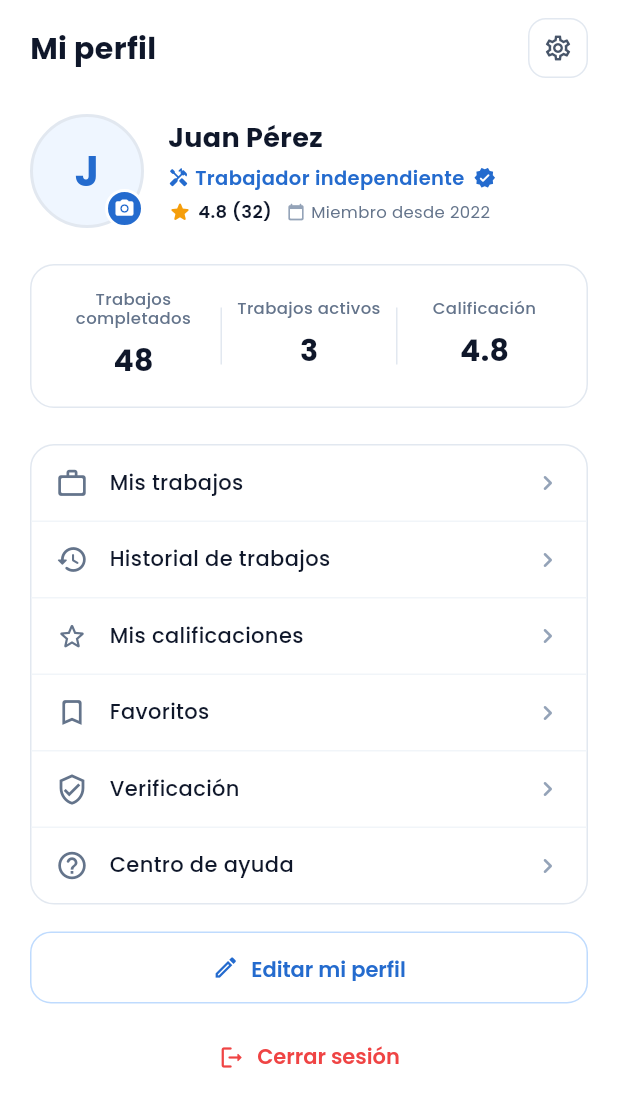
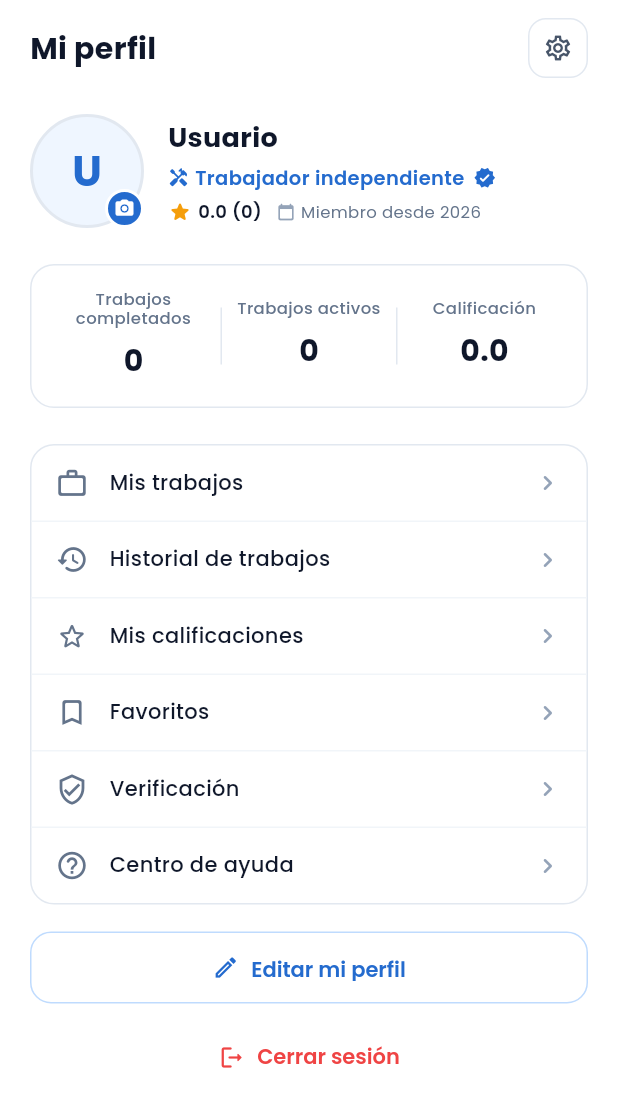
Before and after one commit to lafarmed2016-sketch/LaboraYa, a Flutter app: the ProfilePage screen opened directly, on a phone screen of 412 x 824 dp. Shown: the top 1107 px of the screen. Run offline on Flutter 3.47's test engine with Material 3 defaults, Android fonts, the phone set to English and light mode, and no system bars; our stand-ins replace dio, file_picker, firebase_auth, firebase_core, flutter_map, flutter_rating_bar and 14 more; accounts and stored records are empty; network calls fail.

Commit message:
fix(profile): make profile stats dynamic without hardcoded fallback values

```diff
--- a/lib/features/profile/presentation/pages/profile_page.dart
+++ b/lib/features/profile/presentation/pages/profile_page.dart
@@ -1,4 +1,3 @@
-import 'dart:io';
 import 'dart:convert';
 import 'package:dio/dio.dart';
 import 'package:flutter/material.dart';
@@ -198,11 +197,22 @@ class _ProfilePageState extends ConsumerState<ProfilePage> {
   }
 
   Widget _buildBody(BuildContext context, UserProfile? profile) {
-    final name = profile?.fullName ?? 'Juan Pérez';
+    final name = profile?.fullName ?? 'Usuario';
     final initial = name.isNotEmpty ? name[0].toUpperCase() : 'U';
     final occupation = (profile?.bio?.isNotEmpty == true)
         ? profile!.bio!
         : 'Trabajador independiente';
+
+    final myJobsAsync = ref.watch(myJobsProvider);
+    final activeJobsCount = myJobsAsync.value?.where((j) => j.status.toUpperCase() == 'OPEN' || j.status.toUpperCase() == 'PUBLISHED' || j.status.toUpperCase() == 'ACTIVO').length ?? 0;
+    final ratingStr = (profile?.reviews ?? 0) > 0
+        ? '${profile!.rating.toStringAsFixed(1)} (${profile.reviews})'
+        : '0.0 (0)';
+    final statRatingStr = (profile != null && profile.reviews > 0)
+        ? profile.rating.toStringAsFixed(1)
+        : '0.0';
+    final memberSinceYear = profile?.memberSinceYear ?? DateTime.now().year;
+    final completedJobsCount = profile?.completedJobs ?? 0;
 
     return SafeArea(
       child: SingleChildScrollView(
@@ -340,9 +350,9 @@ class _ProfilePageState extends ConsumerState<ProfilePage> {
                             color: Color(0xFFF59E0B),
                           ),
                           const SizedBox(width: 4),
-                          const Text(
-                            '4.8 (32)',
-                            style: TextStyle(
+                          Text(
+                            ratingStr,
+                            style: const TextStyle(
                               fontFamily: 'Poppins',
                               fontSize: 12,
                               fontWeight: FontWeight.w600,
@@ -356,9 +366,9 @@ class _ProfilePageState extends ConsumerState<ProfilePage> {
                             color: Color(0xFF94A3B8),
                           ),
                           const SizedBox(width: 4),
-                          const Text(
-                            'Miembro desde 2022',
-                            style: TextStyle(
+                          Text(
+                            'Miembro desde $memberSinceYear',
+                            style: const TextStyle(
                               fontFamily: 'Poppins',
                               fontSize: 11,
                               color: Color(0xFF64748B),
@@ -373,7 +383,7 @@ class _ProfilePageState extends ConsumerState<ProfilePage> {
             ),
             const SizedBox(height: 24),
 
-            // ── 3 Tarjetas de Estadísticas (Idénticas al Mockup) ─────
+            // ── 3 Tarjetas de Estadísticas (Dinámicas) ─────
             Container(
               padding: const EdgeInsets.symmetric(vertical: 16, horizontal: 10),
               decoration: BoxDecoration(
@@ -385,7 +395,7 @@ class _ProfilePageState extends ConsumerState<ProfilePage> {
                 children: [
                   _StatItem(
                     label: 'Trabajos completados',
-                    value: '48',
+                    value: '$completedJobsCount',
                   ),
                   Container(
                     width: 1,
@@ -394,7 +404,7 @@ class _ProfilePageState extends ConsumerState<ProfilePage> {
                   ),
                   _StatItem(
                     label: 'Trabajos activos',
-                    value: '3',
+                    value: '$activeJobsCount',
                   ),
                   Container(
                     width: 1,
@@ -403,7 +413,7 @@ class _ProfilePageState extends ConsumerState<ProfilePage> {
                   ),
                   _StatItem(
                     label: 'Calificación',
-                    value: '4.8',
+                    value: statRatingStr,
                   ),
                 ],
               ),
--- a/lib/features/profile/presentation/providers/profile_provider.dart
+++ b/lib/features/profile/presentation/providers/profile_provider.dart
@@ -23,6 +23,7 @@ class UserProfile {
   final int? completedJobs;
   final bool isVerified;
   final double? hourlyRate;
+  final DateTime? createdAt;
 
   UserProfile({
     required this.id,
@@ -43,11 +44,13 @@ class UserProfile {
     this.completedJobs,
     this.isVerified = false,
     this.hourlyRate,
+    this.createdAt,
   });
 
   String get fullName => '$firstName $lastName'.trim();
   double get rating => workerRating ?? 0.0;
   int get reviews => workerReviews ?? 0;
+  String get memberSinceYear => (createdAt ?? DateTime.now()).year.toString();
 }
 
 final profileProvider = FutureProvider<UserProfile?>((ref) async {
@@ -93,6 +96,9 @@ final profileProvider = FutureProvider<UserProfile?>((ref) async {
         u['avatar'] ??
         u['Avatar'];
 
+    final rawDate = u['fechaCreacion'] ?? u['FechaCreacion'] ?? u['fechaRegistro'] ?? u['FechaRegistro'] ?? u['createdAt'] ?? u['CreatedAt'];
+    final createdAtDate = rawDate != null ? DateTime.tryParse(rawDate.toString()) : null;
+
     return UserProfile(
       id: id,
       email: (u['correo'] ?? u['email'] ?? '').toString(),
@@ -114,6 +120,7 @@ final profileProvider = FutureProvider<UserProfile?>((ref) async {
       workerReviews: u['resenasCount'] ?? u['workerReviews'],
       completedJobs: u['trabajosCompletadosCount'] ?? u['completedJobs'],
       hourlyRate: (u['precioHora'] as num?)?.toDouble(),
+      createdAt: createdAtDate,
     );
   } catch (_) {
     return null;
```
